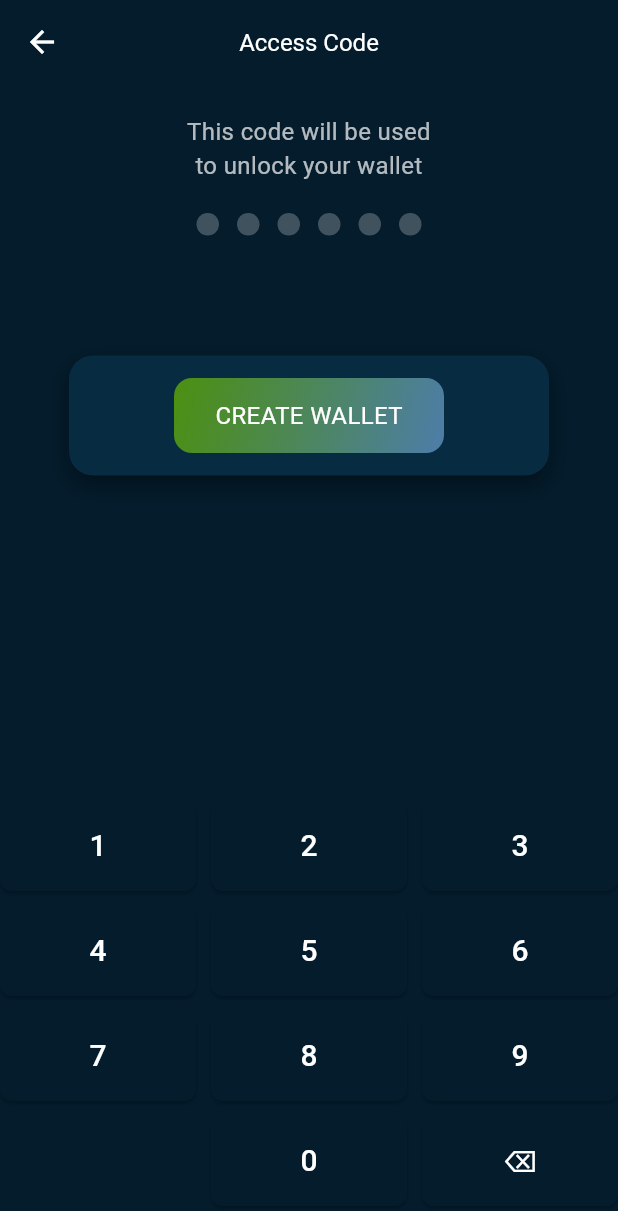
After one commit to zelshenhab/gyber_wallet-main_new, a Flutter app: the AccessCodePage screen opened directly, on a phone screen of 412 x 824 dp. The commit adds this screen. Shown: the top 1211 px of the screen. Run offline on Flutter 3.47's test engine with Material 3 defaults, Android fonts, the phone set to English and light mode, and no system bars; our stand-ins replace dotted_border, equatable, flutter_bloc, flutter_dotenv, flutter_secure_storage, flutter_svg and 5 more; missing offline and left inert: bip39, ed25519_hd_key, encrypt, web3dart; accounts and stored records are empty.

Commit message:
edit all design login pages

```diff
--- a/lib/app/app_router.dart
+++ b/lib/app/app_router.dart
@@ -1,7 +1,11 @@
 // Importing necessary dependencies and libraries
 import 'dart:io';
 
+import 'package:crypto_wallet/presentation/authentication/access_code/access_code_page.dart';
+import 'package:crypto_wallet/presentation/authentication/access_code/confirm_access_code_page.dart';
 import 'package:crypto_wallet/presentation/authentication/authentication.dart';
+import 'package:crypto_wallet/presentation/authentication/fingerprint_auth/fingerprint_auth_page.dart';
+import 'package:crypto_wallet/presentation/authentication/success/wallet_success_page.dart';
 import 'package:crypto_wallet/presentation/home/home.dart';
 import 'package:crypto_wallet/presentation/landing/view/splash_page.dart';
 import 'package:cs_ui/cs_ui.dart';
@@ -18,6 +22,11 @@ class WalletPages {
   static const String seedPhrase = '/auth/seedPhrase';
   static const String home = '/home';
   static const String confirmSeedPhrase = '/auth/confirmSeedPhrase';
+  static const String fingerprintAuth =
+      '/auth/fingerprint'; // Added fingerprintAuth page
+  static const String accessCode = '/auth/accessCode';
+  static const String confirmAccessCode = '/auth/access/confirm';
+  static const String success = '/auth/success';
 }
 
 // Class handling the routing logic in the application.
@@ -30,41 +39,48 @@ class AppRouter {
         return platformPageRoute<dynamic>(builder: (_) => const SplashPage());
       case WalletPages.createWallet:
         return platformPageRoute<dynamic>(
-          builder: (_) => const CreateWalletPage(),
-        );
+            builder: (_) => const CreateWalletPage());
       case WalletPages.authLanding:
         return platformPageRoute<dynamic>(
-          builder: (_) => const AuthLandingPage(),
-        );
+            builder: (_) => const AuthLandingPage());
       case WalletPages.createPin:
         return platformPageRoute<dynamic>(
-          builder: (_) => CreatePinPage(mnemonics: args as String),
-          fullscreenDialog: true,
-        );
+            builder: (_) => CreatePinPage(mnemonics: args as String),
+            fullscreenDialog: true);
       case WalletPages.import:
-        return platformPageRoute<dynamic>(
-          builder: (_) =>   ImportWalletPage(),
-        );
+        return platformPageRoute<dynamic>(builder: (_) => ImportWalletPage());
       case WalletPages.seedPhrase:
         return platformPageRoute<dynamic>(
-          builder: (_) => const SeedPhrasePage(),
-        );
+            builder: (_) => const SeedPhrasePage());
       case WalletPages.home:
-        return platformPageRoute<dynamic>(
-          builder: (_) => const HomePage(),
-        );
+        return platformPageRoute<dynamic>(builder: (_) => const HomePage());
       case WalletPages.confirmSeedPhrase:
         return platformPageRoute<dynamic>(
-          builder: (_) => const ConfirmSeedPage(),
+            builder: (_) => const ConfirmSeedPage());
+      case WalletPages
+            .fingerprintAuth: // Added new route for Fingerprint/Face ID page
+        return platformPageRoute<dynamic>(
+            builder: (_) => const FingerprintPage());
+      case WalletPages.accessCode:
+        return platformPageRoute<dynamic>(
+          builder: (_) => const AccessCodePage(),
         );
+      case WalletPages.confirmAccessCode:
+        final originalCode = args as String;
+        return platformPageRoute<dynamic>(
+          builder: (_) => ConfirmAccessCodePage(originalCode: originalCode),
+        );
+      case WalletPages.success:
+        return platformPageRoute(
+          builder: (_) => const WalletSuccessPage(),
+        );
+
       default:
         return platformPageRoute<dynamic>(
           builder: (_) => Scaffold(
             body: Center(
-              child: Text(
-                'Oops you lost your ways',
-                style: CsTextStyle.bodyText1,
-              ),
+              child:
+                  Text('Oops you lost your ways', style: CsTextStyle.bodyText1),
             ),
           ),
         );
--- /dev/null
+++ b/lib/presentation/authentication/access_code/access_code_page.dart
@@ -0,0 +1,176 @@
+import 'package:flutter/foundation.dart';
+import 'package:flutter/material.dart';
+import 'package:crypto_wallet/app/app_router.dart'; // تأكد أنك أضفت هذا المسار الصحيح
+
+class AccessCodePage extends StatefulWidget {
+  const AccessCodePage({super.key});
+
+  @override
+  State<AccessCodePage> createState() => _AccessCodePageState();
+}
+
+class _AccessCodePageState extends State<AccessCodePage> {
+  final List<String> _input = [];
+
+  void _onKeyPressed(String value) {
+    if (_input.length < 6) {
+      setState(() => _input.add(value));
+    }
+  }
+
+  void _onDelete() {
+    if (_input.isNotEmpty) {
+      setState(() => _input.removeLast());
+    }
+  }
+
+  void _submitCode() {
+    if (_input.length == 6) {
+      final accessCode = _input.join();
+
+      if (kDebugMode) {
+        print('PIN: $accessCode');
+      }
+
+      Navigator.of(context).pushNamed(
+        WalletPages.confirmAccessCode, // تأكد من إضافتها في AppRouter
+        arguments: accessCode,
+      );
+    }
+  }
+
+  @override
+  Widget build(BuildContext context) {
+    return Scaffold(
+      backgroundColor: const Color(0xFF041C2C),
+      appBar: AppBar(
+        elevation: 0,
+        backgroundColor: const Color(0xFF041C2C),
+        centerTitle: true,
+        title: const Text(
+          'Access Code',
+          style: TextStyle(color: Colors.white, fontSize: 16),
+        ),
+        leading: const BackButton(color: Colors.white),
+      ),
+      body: SafeArea(
+        child: Column(
+          children: [
+            const SizedBox(height: 20),
+            const Text(
+              'This code will be used\nto unlock your wallet',
+              textAlign: TextAlign.center,
+              style: TextStyle(color: Colors.white70, fontSize: 16),
+            ),
+            const SizedBox(height: 20),
+            Row(
+              mainAxisAlignment: MainAxisAlignment.center,
+              children: List.generate(
+                6,
+                (index) => Container(
+                  margin: const EdgeInsets.symmetric(horizontal: 6),
+                  width: 15,
+                  height: 15,
+                  decoration: BoxDecoration(
+                    shape: BoxShape.circle,
+                    color: index < _input.length ? Colors.blue : Colors.white24,
+                  ),
+                ),
+              ),
+            ),
+            const SizedBox(height: 80),
+
+            // ✅ زر CREATE WALLET داخل البطاقة
+            Container(
+              width: 320,
+              height: 80,
+              padding: const EdgeInsets.all(8),
+              decoration: BoxDecoration(
+                color: const Color(0xFF072B40),
+                borderRadius: BorderRadius.circular(16),
+                boxShadow: [
+                  BoxShadow(
+                    color: Colors.black.withOpacity(0.4),
+                    blurRadius: 12,
+                    offset: const Offset(0, 6),
+                  ),
+                ],
+              ),
+              child: Align(
+                alignment: Alignment.center,
+                child: GestureDetector(
+                  onTap: _submitCode,
+                  child: Container(
+                    width: 180,
+                    height: 50,
+                    decoration: BoxDecoration(
+                      gradient: const LinearGradient(
+                        colors: [
+                          Color(0xFF4C9010),
+                          Color(0xFF4D7DA9),
+                        ],
+                        begin: Alignment.topLeft,
+                        end: Alignment.bottomRight,
+                      ),
+                      borderRadius: BorderRadius.circular(12),
+                    ),
+                    alignment: Alignment.center,
+                    child: const Text(
+                      'CREATE WALLET',
+                      style: TextStyle(
+                        color: Colors.white,
+                        fontWeight: FontWeight.w400,
+                        fontSize: 16,
+                      ),
+                    ),
+                  ),
+                ),
+              ),
+            ),
+
+            const Spacer(),
+            _buildKeyboard(),
+          ],
+        ),
+      ),
+    );
+  }
+
+  Widget _buildKeyboard() {
+    final keys = ['1', '2', '3', '4', '5', '6', '7', '8', '9', '', '0', '⌫'];
+
+    return Padding(
+      padding: const EdgeInsets.only(bottom: 20),
+      child: GridView.builder(
+        shrinkWrap: true,
+        itemCount: keys.length,
+        gridDelegate: const SliverGridDelegateWithFixedCrossAxisCount(
+          crossAxisCount: 3,
+          mainAxisExtent: 60,
+          crossAxisSpacing: 10,
+          mainAxisSpacing: 10,
+        ),
+        itemBuilder: (_, index) {
+          final key = keys[index];
+          return key == ''
+              ? const SizedBox()
+              : ElevatedButton(
+                  style: ElevatedButton.styleFrom(
+                    backgroundColor: const Color(0xFF041C2C),
+                    foregroundColor: Colors.white,
+                    shape: RoundedRectangleBorder(
+                      borderRadius: BorderRadius.circular(8),
+                    ),
+                  ),
+                  onPressed: () =>
+                      key == '⌫' ? _onDelete() : _onKeyPressed(key),
+                  child: Text(
+                    key,
+                    style: const TextStyle(fontSize: 20),
+                  ),
+                );
+        },
+      ),
+    );
+  }
+}
--- a/lib/presentation/authentication/create_pin/view/create_pin_page.dart
+++ b/lib/presentation/authentication/create_pin/view/create_pin_page.dart
@@ -64,7 +64,9 @@ class CreatePinView extends StatelessWidget {
                 context.showErrorMessage('Oops an error occurred, Try again');
               } else if (state.status == CreatePinStatus.success) {
                 context.read<AppCubit>().updateWalletModel(state.walletModel);
-                context.push(WalletPages.home);
+                // عند النجاح في التحقق من كلمة المرور، الانتقال إلى صفحة البصمة
+                context
+                    .push(WalletPages.accessCode); // توجيه إلى صفحة Fingerprint
               }
             },
             child: Column(
--- a/pubspec.yaml
+++ b/pubspec.yaml
@@ -22,12 +22,13 @@ dependencies:
   flutter_dotenv: ^5.1.0
   flutter_localization: ^0.3.1
   flutter_secure_storage: ^9.2.2
-  flutter_svg: ^2.0.9  # تحديث `flutter_svg` إلى أحدث إصدار
+  flutter_svg: ^2.0.9
   hex: ^0.2.0
   http: ^1.2.1
   intl: ^0.19.0
+  local_auth: ^2.3.0
   modal_bottom_sheet: ^3.0.0
-  pin_code_fields: ^7.3.0  # تحديث `pin_code_fields` إلى أحدث إصدار
+  pin_code_fields: ^7.3.0
   web3dart: ^2.6.2
 
 dev_dependencies:
```
Also changed, not shown: lib/app/cubit/app_cubit.dart (+6 -21 lines), lib/data/repositories/contract_repository_impl.dart (+22 -27 lines), lib/presentation/authentication/access_code/confirm_access_code_page.dart (added, +128 -0 lines), lib/presentation/authentication/fingerprint_auth/fingerprint_auth_page.dart (added, +216 -0 lines), lib/presentation/authentication/success/wallet_success_page.dart (added, +58 -0 lines), assets/icons/FINGER.png (added), assets/icons/FaceID.png (added), assets/icons/Frame 465.png (added), pubspec.lock, 9 other files.
